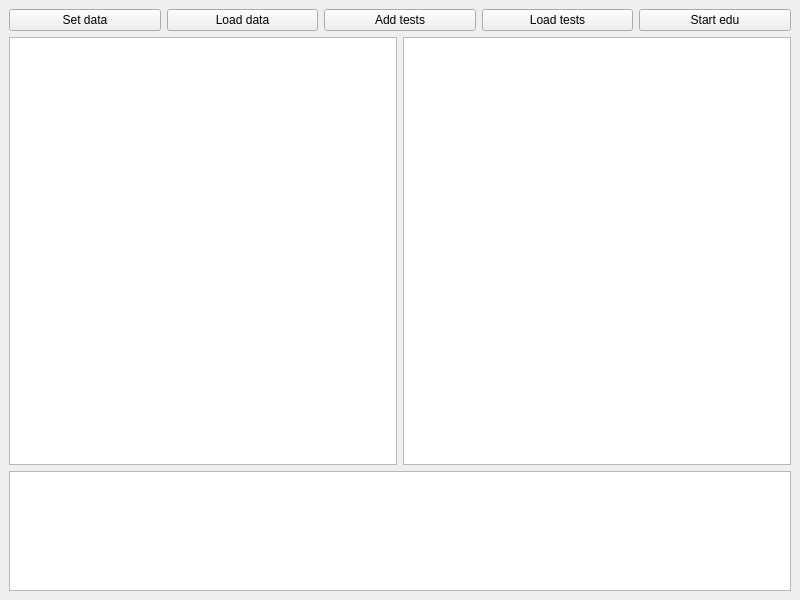
Above: src/view/mlp_qt_view/mlp_main_win.ui from dandyelf/mlp_lesson before the change. Below: the same form after it.
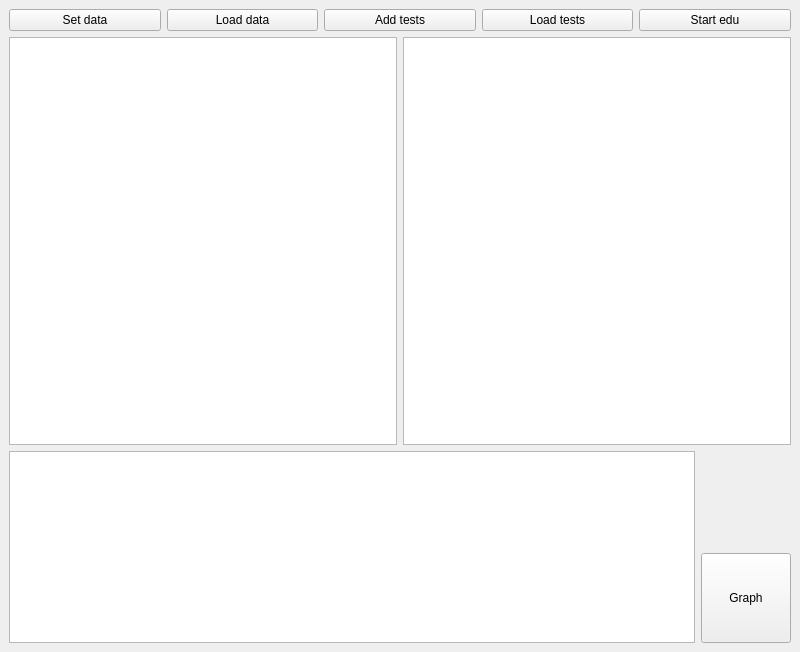
That is the form after the change.

What changed in the file:
```diff
--- a/src/view/mlp_qt_view/mlp_main_win.ui
+++ b/src/view/mlp_qt_view/mlp_main_win.ui
@@ -7,9 +7,21 @@
     <x>0</x>
     <y>0</y>
     <width>800</width>
-    <height>600</height>
+    <height>652</height>
    </rect>
   </property>
+  <property name="minimumSize">
+   <size>
+    <width>600</width>
+    <height>600</height>
+   </size>
+  </property>
+  <property name="maximumSize">
+   <size>
+    <width>3200</width>
+    <height>3200</height>
+   </size>
+  </property>
   <property name="windowTitle">
    <string>MLP</string>
   </property>
@@ -101,14 +113,31 @@
      </layout>
     </item>
     <item>
+     <layout class="QHBoxLayout" name="horizontalLayout_3">
+      <item alignment="Qt::AlignBottom">
      <widget class="QTextBrowser" name="textBrowser">
       <property name="maximumSize">
        <size>
-        <width>16777215</width>
-        <height>120</height>
+          <width>1200</width>
+          <height>300</height>
        </size>
       </property>
      </widget>
+      </item>
+      <item alignment="Qt::AlignRight|Qt::AlignBottom">
+       <widget class="QPushButton" name="button6_graph">
+        <property name="minimumSize">
+         <size>
+          <width>90</width>
+          <height>90</height>
+         </size>
+        </property>
+        <property name="text">
+         <string>Graph</string>
+        </property>
+       </widget>
+      </item>
+     </layout>
     </item>
    </layout>
   </widget>
```
Lines whose indentation alone changed are shown as unchanged.
